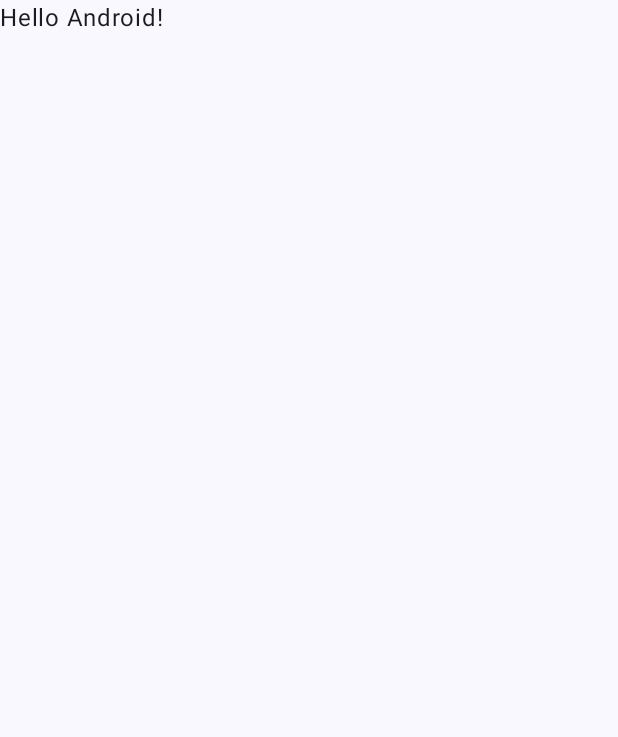
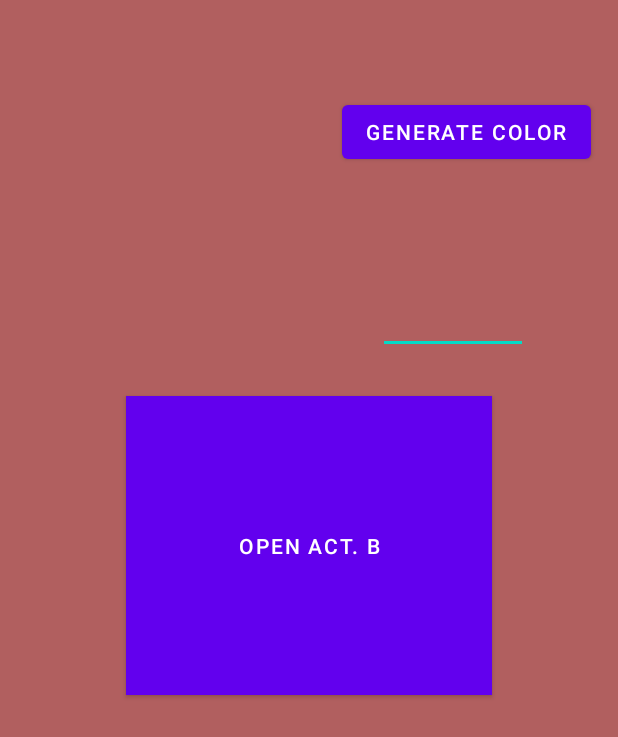
Before and after one commit to KucokC6lpa/android-dz3, an Android app built with Jetpack Compose: the screen it shows after launch (MainActivity before the commit, ActivityA after it), on a phone screen of 412 x 824 dp. Before the commit the part shown is almost empty. Shown: the top 737 px of the screen. Run offline under Robolectric (Android 15) with nearby library versions, the phone set to English and light mode, and no system bars.

```diff
--- a/DZ3/app/build.gradle
+++ b/DZ3/app/build.gradle
@@ -57,6 +57,9 @@ dependencies {
     implementation 'androidx.compose.ui:ui-graphics'
     implementation 'androidx.compose.ui:ui-tooling-preview'
     implementation 'androidx.compose.material3:material3'
+    implementation 'androidx.appcompat:appcompat:1.4.1'
+    implementation 'com.google.android.material:material:1.5.0'
+    implementation 'androidx.constraintlayout:constraintlayout:2.1.3'
     testImplementation 'junit:junit:4.13.2'
     androidTestImplementation 'androidx.test.ext:junit:1.3.0'
     androidTestImplementation 'androidx.test.espresso:espresso-core:3.7.0'
--- /dev/null
+++ b/DZ3/app/src/main/java/com/example/dz3/activityA.kt
@@ -0,0 +1,63 @@
+package com.example.dz3
+
+import android.content.Intent
+import android.graphics.Color
+import androidx.appcompat.app.AppCompatActivity
+import android.os.Bundle
+import android.widget.Button
+import android.widget.EditText
+
+class ActivityA : AppCompatActivity() {
+    private var color: String? = null
+    private lateinit var etColor: EditText
+    companion object {
+        const val toBkey = "toBkey"
+    }
+    override fun onCreate(savedInstanceState: Bundle?) {
+        super.onCreate(savedInstanceState)
+        setContentView(R.layout.activity_activity)
+
+        etColor = findViewById<EditText>(R.id.etColor)
+
+
+        if (savedInstanceState != null) {
+            color = savedInstanceState.getString("colorKey")
+            color?.let { etColor.setText(it) }
+        }
+
+        val buttonCallB = findViewById<Button>(R.id.button)
+        buttonCallB.setOnClickListener{
+            val colorToB = etColor.text.toString()
+            val intentCallB = Intent(this, ActivityB::class.java)
+            intentCallB.putExtra(toBkey, colorToB)
+            intentCallB.addFlags(Intent.FLAG_ACTIVITY_NEW_TASK)
+            startActivity(intentCallB)
+        }
+
+        val buttonSetColor = findViewById<Button>(R.id.buttonGenCol)
+        buttonSetColor.setOnClickListener{
+            val hex = generateColor()
+            color = hex
+            etColor.setText(hex)
+        }
+    }
+        override fun onSaveInstanceState(outState: Bundle) {
+            outState.putString("colorKey", etColor.text.toString())
+            super.onSaveInstanceState(outState)
+        }
+
+        override fun onRestoreInstanceState(savedInstanceState: Bundle) {
+            super.onRestoreInstanceState(savedInstanceState)
+            val restoredColor: String? = savedInstanceState?.getString("colorKey")
+        }
+
+        private fun generateColor(): String {
+            val random = java.util.Random()
+            val color = Color.rgb(
+                random.nextInt(256),
+                random.nextInt(256),
+                random.nextInt(256)
+            )
+            return String.format("#%06X", 0xFFFFFF and color)
+        }
+    }
--- /dev/null
+++ b/DZ3/app/src/main/res/layout/activity_activity.xml
@@ -0,0 +1,44 @@
+<?xml version="1.0" encoding="utf-8"?>
+<androidx.constraintlayout.widget.ConstraintLayout xmlns:android="http://schemas.android.com/apk/res/android"
+    xmlns:app="http://schemas.android.com/apk/res-auto"
+    xmlns:tools="http://schemas.android.com/tools"
+    android:layout_width="match_parent"
+    android:layout_height="match_parent"
+    android:background="#B15F5F"
+    tools:context=".ActivityA">
+
+
+    <Button
+        android:id="@+id/button"
+        android:layout_width="244dp"
+        android:layout_height="199dp"
+        android:layout_marginStart="153dp"
+        android:layout_marginTop="264dp"
+        android:layout_marginEnd="153dp"
+        android:background="#CDA362"
+        android:text="Open act. B"
+        app:layout_constraintEnd_toEndOf="parent"
+        app:layout_constraintHorizontal_bias="0.503"
+        app:layout_constraintStart_toStartOf="parent"
+        app:layout_constraintTop_toTopOf="parent" />
+
+    <Button
+        android:id="@+id/buttonGenCol"
+        android:layout_width="wrap_content"
+        android:layout_height="wrap_content"
+        android:layout_marginStart="228dp"
+        android:layout_marginTop="64dp"
+        android:text="Generate color"
+        app:layout_constraintStart_toStartOf="parent"
+        app:layout_constraintTop_toTopOf="parent" />
+
+    <EditText
+        android:id="@+id/etColor"
+        android:layout_width="100dp"
+        android:layout_height="100dp"
+        android:layout_marginStart="252dp"
+        android:layout_marginTop="136dp"
+        android:inputType="text"
+        app:layout_constraintStart_toStartOf="parent"
+        app:layout_constraintTop_toTopOf="parent" />
+</androidx.constraintlayout.widget.ConstraintLayout>
--- a/DZ3/app/src/main/res/values/themes.xml
+++ b/DZ3/app/src/main/res/values/themes.xml
@@ -1,5 +1,12 @@
 <?xml version="1.0" encoding="utf-8"?>
 <resources>
+    <style name="Theme.Dz3" parent="Theme.MaterialComponents.DayNight.NoActionBar" />
 
-    <style name="Theme.Dz3" parent="android:Theme.Material.Light.NoActionBar" />
+    <style name="Theme.ActivityBTheme" parent="Theme.MaterialComponents.DayNight.NoActionBar">
+        <item name="android:windowBackground">#33979A</item>
+    </style>
+
+    <style name="Theme.ActivityCTheme" parent="Theme.MaterialComponents.DayNight.NoActionBar">
+        <item name="android:windowBackground">#FFA500</item>
+    </style>
 </resources>
```
Also changed, not shown: DZ3/app/src/main/AndroidManifest.xml (+11 -4 lines), DZ3/app/src/main/java/com/example/dz3/ActivityB.kt (added, +48 -0 lines), DZ3/app/src/main/java/com/example/dz3/activityC.kt (added, +19 -0 lines), DZ3/app/src/main/res/layout/activity_b.xml (added, +24 -0 lines), DZ3/app/src/main/res/layout/activity_c.xml (added, +21 -0 lines), 1 other file.
